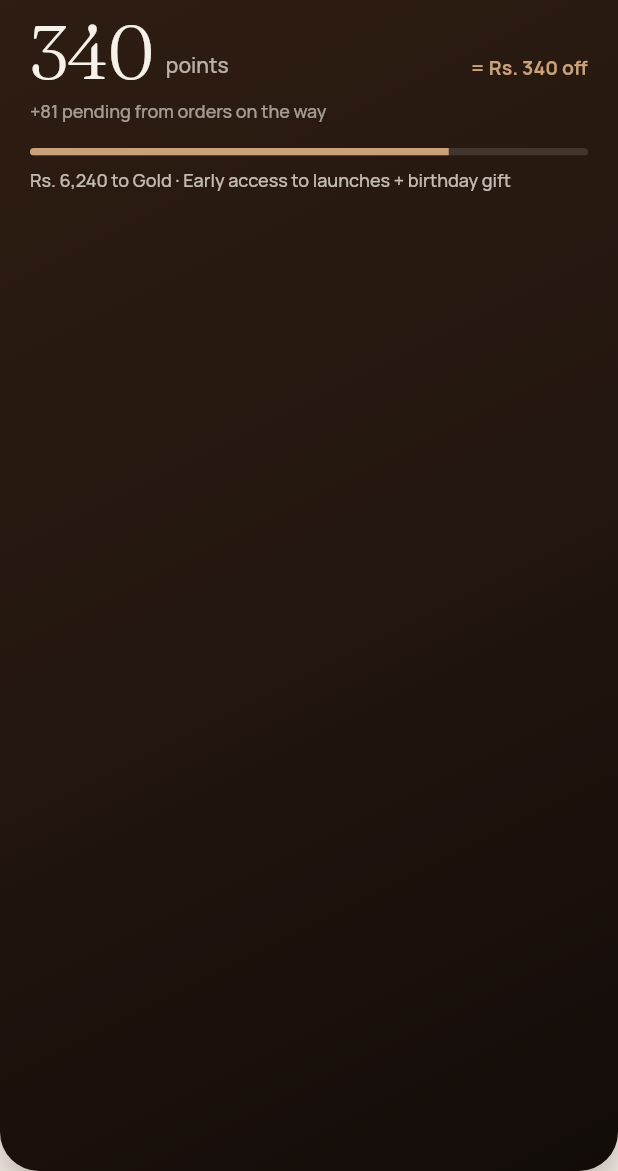
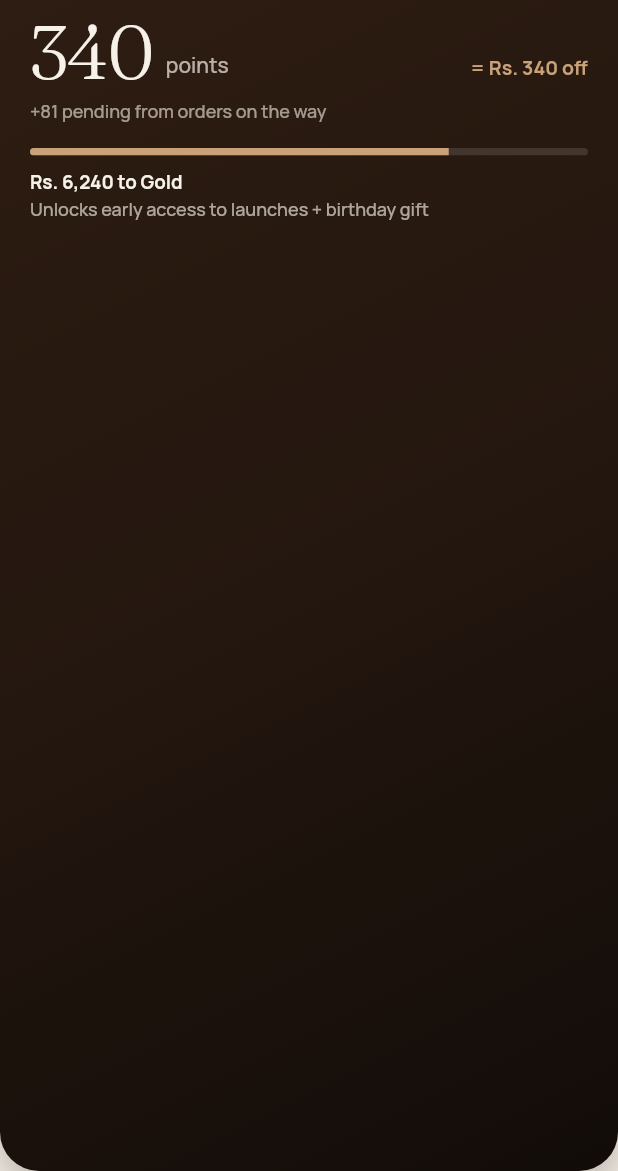
Before and after one commit to uulhaq0007/balincia-app, a Flutter app: the _LoyaltyCard widget shown alone on an empty page, opened directly with empty values, on a phone screen of 412 x 824 dp, the part 65-1236 px from its top. Run offline on Flutter 3.47's test engine with Material 3 defaults, Android fonts, the phone set to English and light mode, and no system bars; our stand-ins replace go_router, google_fonts.

```diff
--- a/lib/screens/account_screen.dart
+++ b/lib/screens/account_screen.dart
@@ -262,10 +262,13 @@ class _LoyaltyCard extends StatelessWidget {
           ),
           const SizedBox(height: 8),
           Text(
-            next == null
-                ? 'You’ve reached Noir — ${tier.perk.toLowerCase()}.'
-                : '${formatPrice(next.min - account.lifetimeSpend)} to ${next.name} · ${next.perk}',
-            style: AppText.sans(12, color: BrandColors.paper.withValues(alpha: 0.75), height: 1.4),
+            next == null ? 'You’ve reached Noir' : '${formatPrice(next.min - account.lifetimeSpend)} to ${next.name}',
+            style: AppText.sans(12.5, weight: FontWeight.w700, color: BrandColors.paper),
+          ),
+          const SizedBox(height: 2),
+          Text(
+            next == null ? tier.perk : 'Unlocks ${next.perk.toLowerCase()}',
+            style: AppText.sans(12, color: BrandColors.paper.withValues(alpha: 0.65), height: 1.4),
           ),
         ],
       ),
```
Also changed, not shown: 3 other files.
